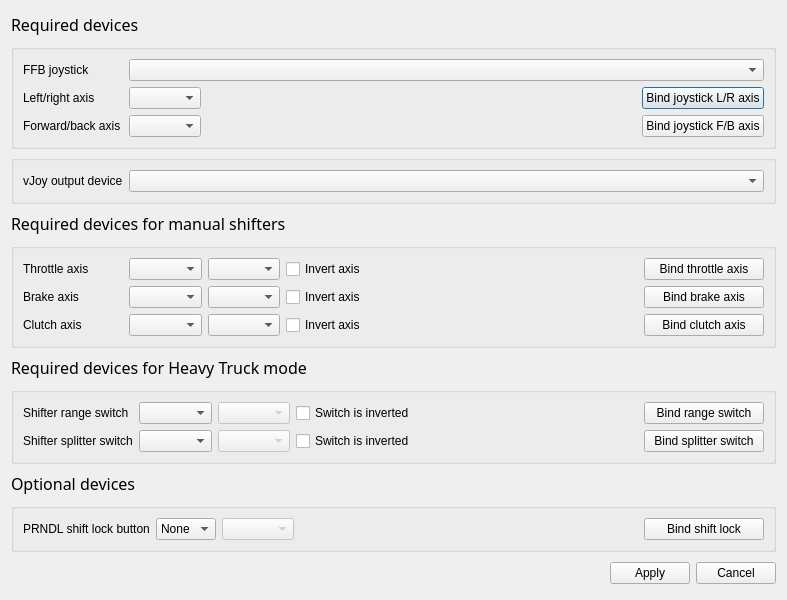
First picture: the form in BonusFFB/InputOutputSettingsDialog.ui, repository kgmonteith/BonusFFB, before the edit.
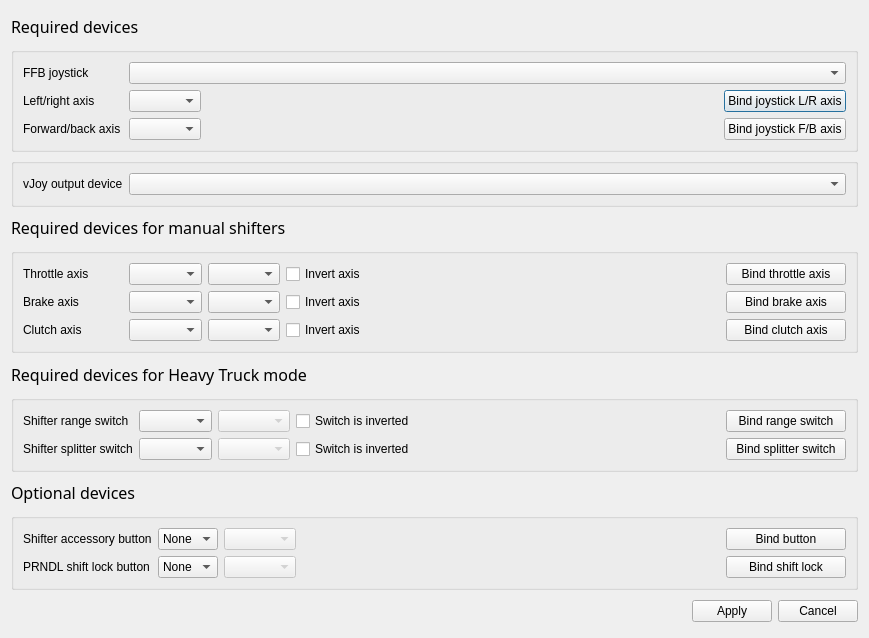
Second picture: the form after the edit.

Commit message: Added shifter accessory button

What changed in the file:
```diff
--- a/BonusFFB/InputOutputSettingsDialog.ui
+++ b/BonusFFB/InputOutputSettingsDialog.ui
@@ -6,8 +6,8 @@
    <rect>
     <x>0</x>
     <y>0</y>
-    <width>787</width>
-    <height>600</height>
+    <width>869</width>
+    <height>638</height>
    </rect>
   </property>
   <property name="windowTitle">
@@ -631,7 +631,7 @@
       <string/>
      </property>
      <layout class="QFormLayout" name="formLayout_3">
-      <item row="0" column="0">
+      <item row="1" column="0">
        <widget class="QLabel" name="clutchAxisLabel_3">
         <property name="minimumSize">
          <size>
@@ -644,7 +644,7 @@
         </property>
        </widget>
       </item>
-      <item row="0" column="1">
+      <item row="1" column="1">
        <layout class="QHBoxLayout" name="horizontalLayout_14">
         <item>
          <widget class="QComboBox" name="shiftLockDeviceComboBox">
@@ -714,6 +714,83 @@
         </item>
        </layout>
       </item>
+      <item row="0" column="0">
+       <widget class="QLabel" name="label_11">
+        <property name="text">
+         <string>Shifter accessory button</string>
+        </property>
+       </widget>
+      </item>
+      <item row="0" column="1">
+       <layout class="QHBoxLayout" name="horizontalLayout_16">
+        <item>
+         <widget class="QComboBox" name="shifterAccessoryDeviceComboBox">
+          <property name="font">
+           <font>
+            <family>Segoe UI</family>
+            <pointsize>9</pointsize>
+           </font>
+          </property>
+          <property name="placeholderText">
+           <string/>
+          </property>
+          <item>
+           <property name="text">
+            <string>None</string>
+           </property>
+          </item>
+         </widget>
+        </item>
+        <item>
+         <widget class="QComboBox" name="shifterAccessoryButtonComboBox">
+          <property name="enabled">
+           <bool>false</bool>
+          </property>
+          <property name="sizePolicy">
+           <sizepolicy hsizetype="Fixed" vsizetype="Fixed">
+            <horstretch>0</horstretch>
+            <verstretch>0</verstretch>
+           </sizepolicy>
+          </property>
+          <property name="toolTip">
+           <string/>
+          </property>
+          <property name="placeholderText">
+           <string/>
+          </property>
+         </widget>
+        </item>
+        <item>
+         <spacer name="horizontalSpacer_9">
+          <property name="orientation">
+           <enum>Qt::Orientation::Horizontal</enum>
+          </property>
+          <property name="sizeType">
+           <enum>QSizePolicy::Policy::Expanding</enum>
+          </property>
+          <property name="sizeHint" stdset="0">
+           <size>
+            <width>100</width>
+            <height>20</height>
+           </size>
+          </property>
+         </spacer>
+        </item>
+        <item>
+         <widget class="QPushButton" name="bindShifterAccessoryButton">
+          <property name="minimumSize">
+           <size>
+            <width>120</width>
+            <height>0</height>
+           </size>
+          </property>
+          <property name="text">
+           <string>Bind button</string>
+          </property>
+         </widget>
+        </item>
+       </layout>
+      </item>
      </layout>
     </widget>
    </item>
```
The commit also changes 10 other files.
